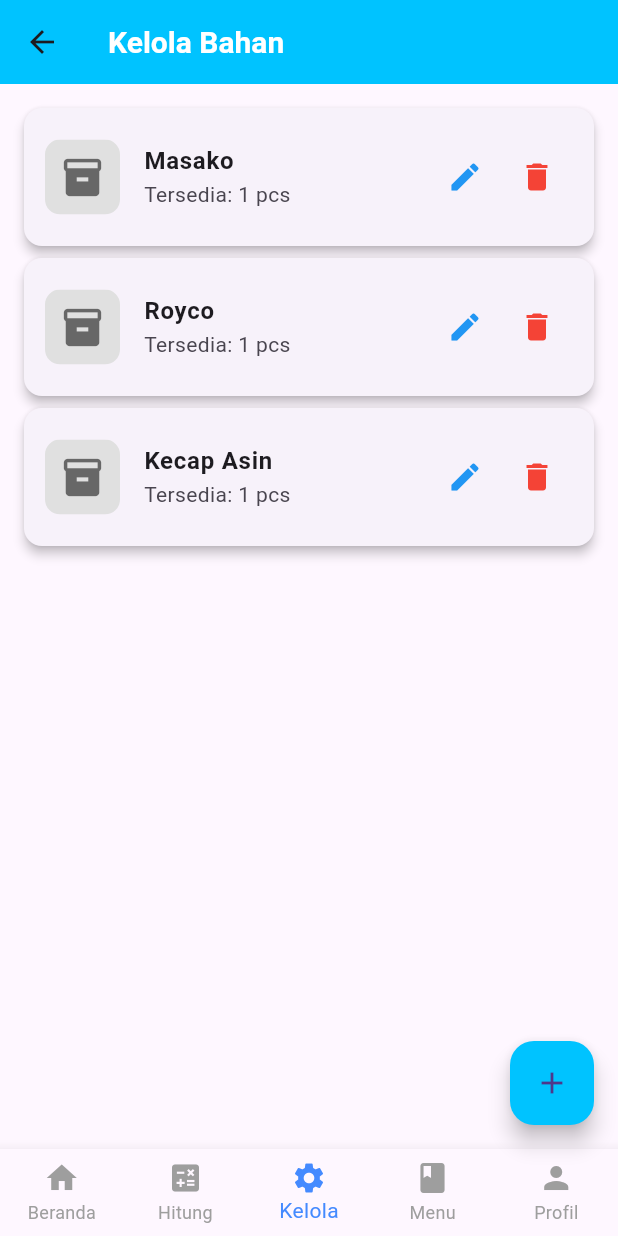
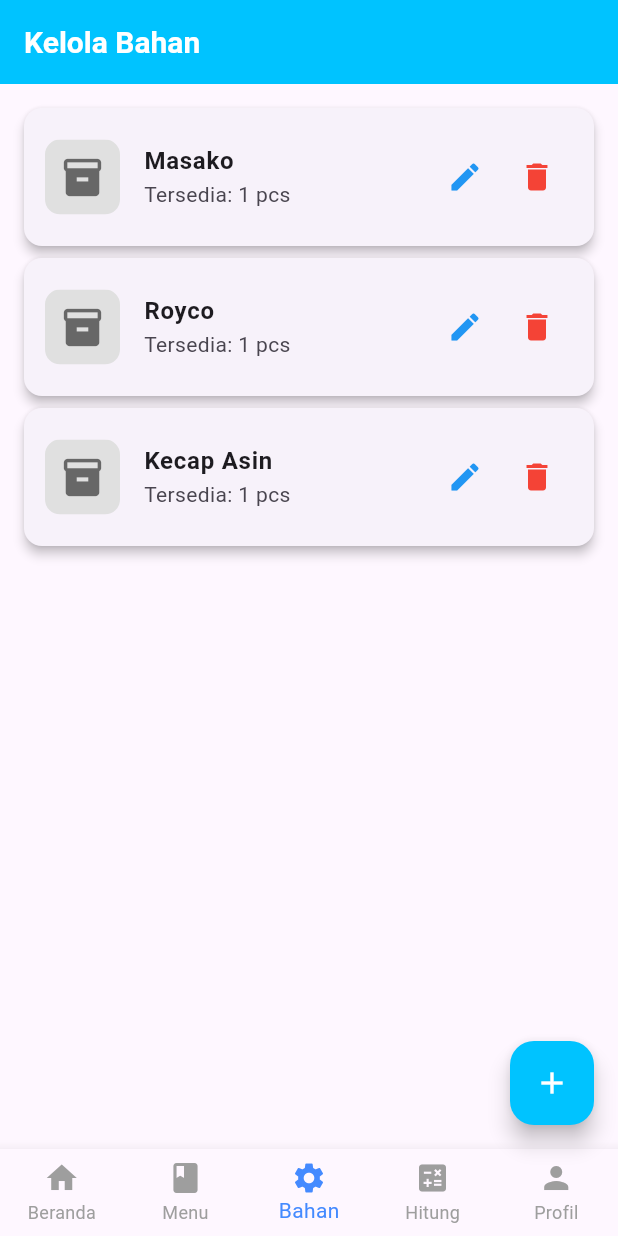
Before and after one commit to ilhamhafidz404/AwisPalace_IngredientManagement_APP, a Flutter app: the screen it shows after launch, item 3 of the bottom bar chosen, after a tap on the "add" icon, on a phone screen of 412 x 824 dp. Run offline on Flutter 3.47's test engine with Material 3 defaults, Android fonts, the phone set to English and light mode, and no system bars; our stand-ins replace flutter_svg, google_sign_in.

Commit message:
Ingredient Pages

```diff
--- a/lib/features/home/presentation/pages/home_page.dart
+++ b/lib/features/home/presentation/pages/home_page.dart
@@ -3,6 +3,7 @@
 import 'package:ingredient_management_app/features/home/presentation/widgets/ingredient_section.dart';
 import 'package:ingredient_management_app/features/home/presentation/widgets/product_section.dart';
 import 'package:ingredient_management_app/widgets/custom_bottom_nav.dart';
+import 'package:ingredient_management_app/widgets/custom_bottom_nav_handler.dart';
 
 class HomePage extends StatefulWidget {
   const HomePage({super.key});
@@ -72,15 +73,8 @@
 
       bottomNavigationBar: CustomBottomNav(
         selectedIndex: currentIndex,
-        onItemTapped: (index) {
-          setState(() => currentIndex = index);
-
-          if (index == 0) Navigator.pushNamed(context, '/beranda');
-          if (index == 1) Navigator.pushNamed(context, '/menu');
-          if (index == 2) Navigator.pushNamed(context, '/kelola');
-          if (index == 3) Navigator.pushNamed(context, '/menu');
-          if (index == 4) Navigator.pushNamed(context, '/profile');
-        },
+        onItemTapped: (i) =>
+            CustomBottomNavHandler.onItemTapped(context, currentIndex, i),
       ),
     );
   }
--- a/lib/pages/kelola_bahan.dart
+++ b/lib/features/ingredient/presentation/pages/ingredient_page.dart
@@ -1,16 +1,16 @@
 import 'package:flutter/material.dart';
-import '../features/menu/presentation/pages/menu_page.dart';
-import 'profile_page.dart';
+import 'package:ingredient_management_app/widgets/custom_bottom_nav.dart';
+import 'package:ingredient_management_app/widgets/custom_bottom_nav_handler.dart';
 
-class KelolaBahanPage extends StatefulWidget {
-  const KelolaBahanPage({super.key});
+class IngredientPage extends StatefulWidget {
+  const IngredientPage({super.key});
 
   @override
-  State<KelolaBahanPage> createState() => _KelolaBahanPageState();
+  State<IngredientPage> createState() => _IngredientPageState();
 }
 
-class _KelolaBahanPageState extends State<KelolaBahanPage> {
-  final int _selectedIndex = 2;
+class _IngredientPageState extends State<IngredientPage> {
+  final int currentIndex = 2;
 
   List<Map<String, dynamic>> bahanList = [
     {"nama": "Masako", "jumlah": 1},
@@ -93,35 +93,12 @@
     );
   }
 
-  /// =================== NAVIGATION ===================
-  void _onItemTapped(int index) {
-    if (index == _selectedIndex) return;
-
-    switch (index) {
-      case 3:
-        Navigator.pushReplacement(
-          context,
-          MaterialPageRoute(builder: (_) => const MenuPage()),
-        );
-        break;
-      case 4:
-        Navigator.pushReplacement(
-          context,
-          MaterialPageRoute(builder: (_) => const ProfilePage()),
-        );
-        break;
-      default:
-        ScaffoldMessenger.of(context).showSnackBar(
-          const SnackBar(content: Text("Fitur ini belum tersedia.")),
-        );
-    }
-  }
-
   /// ===================== UI ======================
   @override
   Widget build(BuildContext context) {
     return Scaffold(
       appBar: AppBar(
+        automaticallyImplyLeading: false,
         backgroundColor: const Color(0xff00C3FF),
         title: const Text(
           "Kelola Bahan",
@@ -193,23 +170,14 @@
 
       floatingActionButton: FloatingActionButton(
         backgroundColor: const Color(0xff00C3FF),
-        child: const Icon(Icons.add),
+        child: const Icon(Icons.add, color: Colors.white),
         onPressed: () {},
       ),
 
-      bottomNavigationBar: BottomNavigationBar(
-        currentIndex: _selectedIndex,
-        onTap: _onItemTapped,
-        selectedItemColor: Colors.blueAccent,
-        unselectedItemColor: Colors.grey,
-        type: BottomNavigationBarType.fixed,
-        items: const [
-          BottomNavigationBarItem(icon: Icon(Icons.home), label: 'Beranda'),
-          BottomNavigationBarItem(icon: Icon(Icons.calculate), label: 'Hitung'),
-          BottomNavigationBarItem(icon: Icon(Icons.settings), label: 'Kelola'),
-          BottomNavigationBarItem(icon: Icon(Icons.book), label: 'Menu'),
-          BottomNavigationBarItem(icon: Icon(Icons.person), label: 'Profil'),
-        ],
+      bottomNavigationBar: CustomBottomNav(
+        selectedIndex: currentIndex,
+        onItemTapped: (i) =>
+            CustomBottomNavHandler.onItemTapped(context, currentIndex, i),
       ),
     );
   }
--- a/lib/main.dart
+++ b/lib/main.dart
@@ -3,7 +3,7 @@
 import 'pages/login_page.dart';
 import 'features/menu/presentation/pages/menu_page.dart';
 import 'pages/hitung_page.dart';
-import 'pages/kelola_bahan.dart';
+import 'features/ingredient/presentation/pages/ingredient_page.dart';
 import 'pages/profile_page.dart';
 
 void main() {
@@ -23,7 +23,7 @@
         '/': (context) => const HomePage(),
         '/menu': (context) => const MenuPage(),
         '/hitung': (context) => const HitungPage(),
-        '/kelola': (context) => const KelolaBahanPage(),
+        '/ingredient': (context) => const IngredientPage(),
         '/profile': (context) => const ProfilePage(),
       },
     );
--- a/lib/pages/profile_page.dart
+++ b/lib/pages/profile_page.dart
@@ -1,7 +1,7 @@
 import 'package:flutter/material.dart';
 import 'package:ingredient_management_app/pages/login_page.dart';
 import '../features/menu/presentation/pages/menu_page.dart';
-import 'kelola_bahan.dart';
+import '../features/ingredient/presentation/pages/ingredient_page.dart';
 import 'hitung_page.dart';
 
 class ProfilePage extends StatefulWidget {
@@ -35,7 +35,7 @@
     if (index == 2) {
       Navigator.pushReplacement(
         context,
-        MaterialPageRoute(builder: (context) => const KelolaBahanPage()),
+        MaterialPageRoute(builder: (context) => const IngredientPage()),
       );
       return;
     }
--- a/lib/widgets/custom_bottom_nav.dart
+++ b/lib/widgets/custom_bottom_nav.dart
@@ -21,8 +21,8 @@
       items: const [
         BottomNavigationBarItem(icon: Icon(Icons.home), label: 'Beranda'),
         BottomNavigationBarItem(icon: Icon(Icons.book), label: 'Menu'),
+        BottomNavigationBarItem(icon: Icon(Icons.settings), label: 'Bahan'),
         BottomNavigationBarItem(icon: Icon(Icons.calculate), label: 'Hitung'),
-        BottomNavigationBarItem(icon: Icon(Icons.settings), label: 'Kelola'),
         BottomNavigationBarItem(icon: Icon(Icons.person), label: 'Profil'),
       ],
     );
--- a/lib/widgets/custom_bottom_nav_handler.dart
+++ b/lib/widgets/custom_bottom_nav_handler.dart
@@ -9,10 +9,10 @@
         Navigator.pushReplacementNamed(context, '/');
         break;
       case 1:
-        Navigator.pushReplacementNamed(context, '/hitung');
+        Navigator.pushReplacementNamed(context, '/menu');
         break;
       case 2:
-        Navigator.pushReplacementNamed(context, '/kelola');
+        Navigator.pushReplacementNamed(context, '/ingredient');
         break;
       case 3:
         Navigator.pushReplacementNamed(context, '/menu');
```
